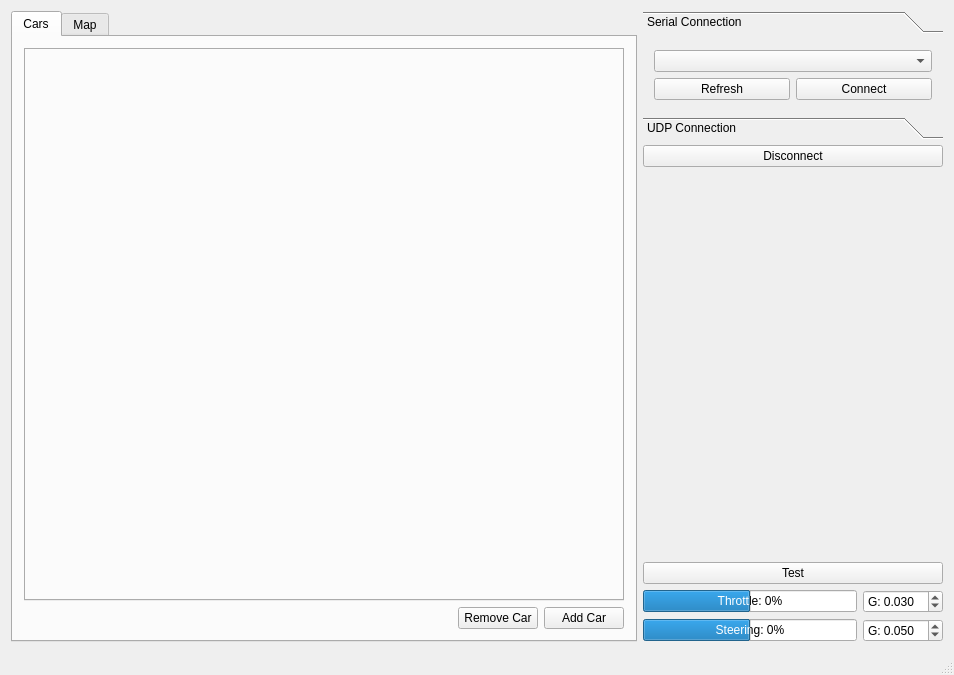
The window that Linux/RC_Car_Tool/mainwindow.ui (vedderb/rise_sdvp) describes before a commit, drawn with Qt 5.
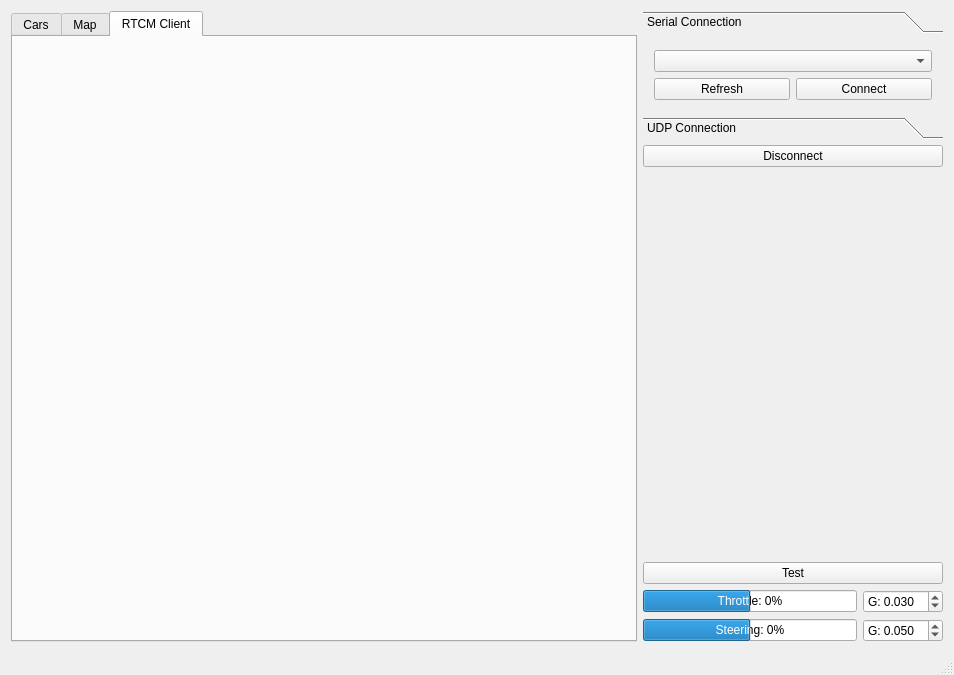
The same window after the commit. The open tabs and pages were chosen to show the change. Custom widgets are drawn as their Qt base class.

The edit to the form file:
```diff
--- a/Linux/RC_Car_Tool/mainwindow.ui
+++ b/Linux/RC_Car_Tool/mainwindow.ui
@@ -174,6 +174,16 @@
         </item>
        </layout>
       </widget>
+      <widget class="QWidget" name="tab_3">
+       <attribute name="title">
+        <string>RTCM Client</string>
+       </attribute>
+       <layout class="QVBoxLayout" name="verticalLayout_4">
+        <item>
+         <widget class="RtcmWidget" name="rtcmWidget" native="true"/>
+        </item>
+       </layout>
+      </widget>
      </widget>
     </item>
     <item>
@@ -414,6 +424,12 @@
    <header>mapwidget.h</header>
    <container>1</container>
   </customwidget>
+  <customwidget>
+   <class>RtcmWidget</class>
+   <extends>QWidget</extends>
+   <header>rtcmwidget.h</header>
+   <container>1</container>
+  </customwidget>
  </customwidgets>
  <resources/>
  <connections/>
```
